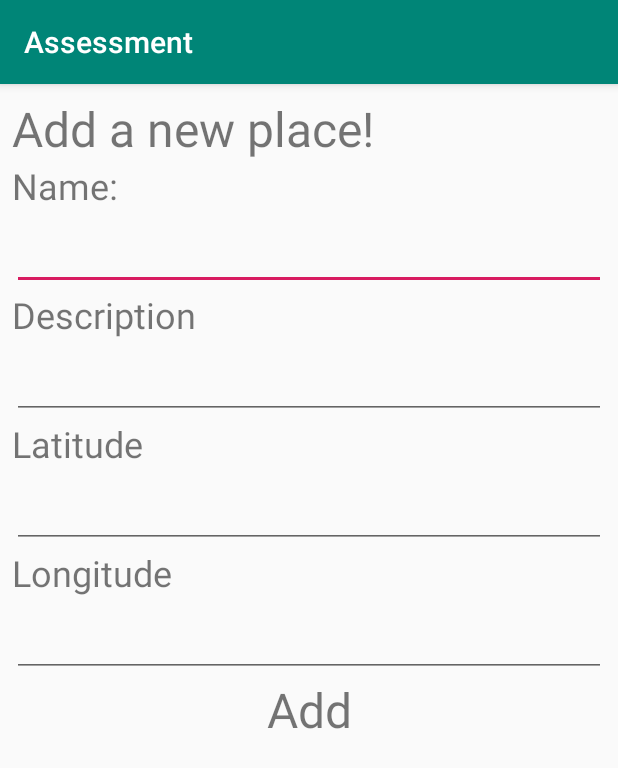
After one commit to cmt218/android-assessment, an Android app: the fragment AddFragment shown on its own in the app's theme, on a phone screen of 412 x 824 dp. The commit adds this screen. Shown: the top 768 px of the screen. Run offline under Robolectric (Android 15) with nearby library versions, the phone set to English and light mode, and no system bars; our stand-ins replace Room's generated code.

Commit message:
added onsite challenge requirements

```diff
--- /dev/null
+++ b/app/src/main/java/assessment/com/myapplication/add/AddContract.kt
@@ -0,0 +1,20 @@
+package assessment.com.myapplication.add
+
+import android.content.Context
+
+interface AddContract {
+    interface AddView {
+        fun provideContext(): Context
+    }
+
+    interface AddPresenter {
+        fun onAddClicked(name: String, description: String, latitude: Double, longitude: Double)
+        fun viewCreated()
+        fun provideContext(): Context
+    }
+
+    interface AddModel {
+        fun addLocation(name: String, description: String, latitude: Double, longitude: Double)
+        fun viewCreated()
+    }
+}
--- /dev/null
+++ b/app/src/main/java/assessment/com/myapplication/add/AddFragment.kt
@@ -0,0 +1,52 @@
+package assessment.com.myapplication.add
+
+import android.content.Context
+import android.os.Bundle
+import android.view.LayoutInflater
+import android.view.View
+import android.view.ViewGroup
+import android.widget.EditText
+import android.widget.TextView
+import androidx.fragment.app.Fragment
+import assessment.com.myapplication.R
+
+class AddFragment : Fragment(), AddContract.AddView {
+    private lateinit var ctx: Context
+    private lateinit var presenter: AddContract.AddPresenter
+    private lateinit var addAction: TextView
+    private lateinit var descriptionEditText: EditText
+    private lateinit var latitudeEditText: EditText
+    private lateinit var longitudeEditText: EditText
+    private lateinit var nameEditText: EditText
+
+    override fun onCreate(savedInstanceState: Bundle?) {
+        super.onCreate(savedInstanceState)
+        ctx = context ?: return
+        presenter = AddPresenter(this)
+        presenter.viewCreated()
+    }
+
+    override fun onCreateView(inflater: LayoutInflater, container: ViewGroup?, savedInstanceState: Bundle?): View? {
+        val view = inflater.inflate(R.layout.fragment_add, container, false)
+        addAction = view.findViewById(R.id.add_action)
+        addAction.setOnClickListener { onAddClicked() }
+        descriptionEditText = view.findViewById(R.id.description_input)
+        latitudeEditText = view.findViewById(R.id.latitude_input)
+        longitudeEditText = view.findViewById(R.id.longitude_input)
+        nameEditText = view.findViewById(R.id.name_input)
+
+        return view
+    }
+
+    private fun onAddClicked() {
+        val name = nameEditText.text.toString()
+        val description = descriptionEditText.text.toString()
+        val latitude = latitudeEditText.text.toString().toDouble()
+        val longitude = longitudeEditText.text.toString().toDouble()
+
+        presenter.onAddClicked(name, description, latitude, longitude)
+        fragmentManager?.popBackStack()
+    }
+
+    override fun provideContext() = ctx
+}
--- /dev/null
+++ b/app/src/main/java/assessment/com/myapplication/add/AddModel.kt
@@ -0,0 +1,37 @@
+package assessment.com.myapplication.add
+
+import androidx.room.Room
+import assessment.com.myapplication.data.room.LocationDatabase
+import assessment.com.myapplication.data.room.RoomLocation
+import java.util.*
+import java.util.concurrent.Executors
+
+class AddModel constructor(private val presenter: AddContract.AddPresenter) : AddContract.AddModel {
+    private lateinit var database: LocationDatabase
+    private val executor = Executors.newSingleThreadExecutor()
+
+    override fun viewCreated() {
+        presenter.provideContext().let { context ->
+            database =
+                Room.databaseBuilder(context, LocationDatabase::class.java, DATABASE_NAME)
+                    .build()
+        }
+    }
+
+    override fun addLocation(name: String, description: String, latitude: Double, longitude: Double) {
+        val toInsert = RoomLocation().apply {
+            this.id = Calendar.getInstance().time.time.toInt()
+            this.name = name
+            this.description = description
+            this.latitude = latitude
+            this.longitude = longitude
+        }
+        executor.execute {
+            database.locationDao().insertLocation(toInsert)
+        }
+    }
+
+    companion object {
+        const val DATABASE_NAME = "location-database"
+    }
+}
--- /dev/null
+++ b/app/src/main/java/assessment/com/myapplication/add/AddPresenter.kt
@@ -0,0 +1,17 @@
+package assessment.com.myapplication.add
+
+import android.content.Context
+
+class AddPresenter constructor(private val view: AddContract.AddView) : AddContract.AddPresenter {
+    private var model: AddContract.AddModel = AddModel(this)
+
+    override fun onAddClicked(name: String, description: String, latitude: Double, longitude: Double) {
+        model.addLocation(name, description, latitude, longitude)
+    }
+
+    override fun viewCreated() {
+        model.viewCreated()
+    }
+
+    override fun provideContext() = view.provideContext()
+}
--- a/app/src/main/java/assessment/com/myapplication/data/room/LocationDao.java
+++ b/app/src/main/java/assessment/com/myapplication/data/room/LocationDao.java
@@ -13,6 +13,10 @@ public interface LocationDao {
     @Insert(onConflict = OnConflictStrategy.REPLACE)
     void insertLocations(List<RoomLocation> locations);
 
+    // Inserts a single new location to the database
+    @Insert(onConflict = OnConflictStrategy.REPLACE)
+    void insertLocation(RoomLocation location);
+
     // Fetches all stored locations
     @Query("SELECT * FROM RoomLocation")
     List<RoomLocation> getAll();
--- a/app/src/main/java/assessment/com/myapplication/list/ListFragment.kt
+++ b/app/src/main/java/assessment/com/myapplication/list/ListFragment.kt
@@ -12,17 +12,19 @@ import androidx.fragment.app.Fragment
 import androidx.recyclerview.widget.LinearLayoutManager
 import androidx.recyclerview.widget.RecyclerView
 import assessment.com.myapplication.R
+import assessment.com.myapplication.add.AddFragment
 import assessment.com.myapplication.data.Location
 import assessment.com.myapplication.list.adapter.ListAdapter
 import assessment.com.myapplication.map.MapFragment
 
-class ListFragment : Fragment(), ListContract.ListView {
+class  ListFragment : Fragment(), ListContract.ListView {
     private var listAdapter: ListAdapter? = null
 
     private lateinit var ctx: Context
     private lateinit var presenter: ListContract.ListPresenter
     private lateinit var listRecycler: RecyclerView
     private lateinit var listManager: RecyclerView.LayoutManager
+    private lateinit var addButton: ImageButton
     private lateinit var refreshButton: ImageButton
     private lateinit var spinner: ProgressBar
     private lateinit var viewAll: TextView
@@ -37,6 +39,8 @@ class ListFragment : Fragment(), ListContract.ListView {
     override fun onCreateView(inflater: LayoutInflater, container: ViewGroup?, savedInstanceState: Bundle?): View? {
         val view = inflater.inflate(R.layout.fragment_list, container, false)
         listRecycler = view.findViewById(R.id.list_recycler)
+        addButton = view.findViewById(R.id.add_button)
+        addButton.setOnClickListener { onAddClicked() }
         refreshButton = view.findViewById(R.id.refresh_button)
         refreshButton.setOnClickListener { presenter.explicitRefresh() }
         spinner = view.findViewById(R.id.loading_spinner)
@@ -76,5 +80,13 @@ class ListFragment : Fragment(), ListContract.ListView {
             ?.commit()
     }
 
+    private fun onAddClicked() {
+        activity?.supportFragmentManager
+            ?.beginTransaction()
+            ?.replace(R.id.container, AddFragment())
+            ?.addToBackStack(null)
+            ?.commit()
+    }
+
     override fun provideContext() = ctx
 }
--- a/app/src/main/java/assessment/com/myapplication/list/ListPresenter.kt
+++ b/app/src/main/java/assessment/com/myapplication/list/ListPresenter.kt
@@ -19,6 +19,7 @@ class ListPresenter constructor(private val view: ListContract.ListView) : ListC
 
     override fun onLocationsLoaded(locations: List<Location>) {
         view.hideSpinner()
+        locations.sortedBy { it.name }
         view.renderListings(locations)
     }
 
--- /dev/null
+++ b/app/src/main/res/drawable/ic_add_black_32dp.xml
@@ -0,0 +1,4 @@
+<vector android:height="32dp" android:viewportHeight="24.0"
+    android:viewportWidth="24.0" android:width="32dp" xmlns:android="http://schemas.android.com/apk/res/android">
+    <path android:fillColor="#FF000000" android:pathData="M19,13h-6v6h-2v-6H5v-2h6V5h2v6h6v2z"/>
+</vector>
--- /dev/null
+++ b/app/src/main/res/layout/fragment_add.xml
@@ -0,0 +1,136 @@
+<?xml version="1.0" encoding="utf-8"?>
+<androidx.constraintlayout.widget.ConstraintLayout
+        xmlns:android="http://schemas.android.com/apk/res/android"
+        xmlns:app="http://schemas.android.com/apk/res-auto" android:layout_width="match_parent"
+        android:layout_height="match_parent">
+
+    <androidx.appcompat.widget.AppCompatTextView
+            android:id="@+id/title_text"
+            android:textSize="32sp"
+            android:layout_width="wrap_content"
+            android:layout_height="wrap_content"
+            android:text="@string/add_new"
+            app:layout_constraintStart_toStartOf="parent"
+            android:layout_marginLeft="8dp"
+            android:layout_marginStart="8dp"
+            android:layout_marginTop="8dp"
+            app:layout_constraintTop_toTopOf="parent"/>
+
+    <androidx.appcompat.widget.AppCompatTextView
+            android:id="@+id/name_text"
+            android:textSize="24sp"
+            android:layout_width="wrap_content"
+            android:layout_height="wrap_content"
+            android:text="@string/name"
+            app:layout_constraintStart_toStartOf="parent"
+            android:layout_marginLeft="8dp"
+            android:layout_marginStart="8dp"
+            app:layout_constraintTop_toBottomOf="@id/title_text"/>
+
+    <androidx.appcompat.widget.AppCompatEditText
+            android:id="@+id/name_input"
+            android:layout_width="match_parent"
+            android:layout_height="wrap_content"
+            app:layout_constraintEnd_toEndOf="parent"
+            android:layout_marginEnd="8dp"
+            android:layout_marginRight="8dp"
+            app:layout_constraintStart_toStartOf="parent"
+            android:layout_marginLeft="8dp"
+            android:layout_marginStart="8dp"
+            android:layout_marginTop="8dp"
+            app:layout_constraintTop_toBottomOf="@id/name_text"/>
+
+    <androidx.appcompat.widget.AppCompatTextView
+            android:id="@+id/description_text"
+            android:textSize="24sp"
+            android:layout_width="wrap_content"
+            android:layout_height="wrap_content"
+            android:text="@string/description"
+            app:layout_constraintStart_toStartOf="parent"
+            android:layout_marginLeft="8dp"
+            android:layout_marginStart="8dp"
+            app:layout_constraintTop_toBottomOf="@id/name_input"/>
+
+    <androidx.appcompat.widget.AppCompatEditText
+            android:id="@+id/description_input"
+            android:layout_width="match_parent"
+            android:layout_height="wrap_content"
+            app:layout_constraintEnd_toEndOf="parent"
+            android:layout_marginEnd="8dp"
+            android:layout_marginRight="8dp"
+            app:layout_constraintStart_toStartOf="parent"
+            android:layout_marginLeft="8dp"
+            android:layout_marginStart="8dp"
+            android:layout_marginTop="8dp"
+            app:layout_constraintTop_toBottomOf="@id/description_text"/>
+
+    <androidx.appcompat.widget.AppCompatTextView
+        android:id="@+id/latitude_text"
+        android:textSize="24sp"
+        android:layout_width="wrap_content"
+        android:layout_height="wrap_content"
+        android:text="@string/latitude"
+        app:layout_constraintStart_toStartOf="parent"
+        android:layout_marginLeft="8dp"
+        android:layout_marginStart="8dp"
+        app:layout_constraintTop_toBottomOf="@id/description_input"/>
+
+    <androidx.appcompat.widget.AppCompatEditText
+            android:id="@+id/latitude_input"
+            android:layout_width="match_parent"
+            android:layout_height="wrap_content"
+            android:inputType="numberDecimal|numberSigned"
+            app:layout_constraintEnd_toEndOf="parent"
+            android:layout_marginEnd="8dp"
+            android:layout_marginRight="8dp"
+            app:layout_constraintStart_toStartOf="parent"
+            android:layout_marginLeft="8dp"
+            android:layout_marginStart="8dp"
+            android:layout_marginTop="8dp"
+            app:layout_constraintTop_toBottomOf="@id/latitude_text"/>
+
+    <androidx.appcompat.widget.AppCompatTextView
+            android:id="@+id/longitude_text"
+            android:textSize="24sp"
+            android:layout_width="wrap_content"
+            android:layout_height="wrap_content"
+            android:text="@string/longitude"
+            app:layout_constraintStart_toStartOf="parent"
+            android:layout_marginLeft="8dp"
+            android:layout_marginStart="8dp"
+            app:layout_constraintTop_toBottomOf="@id/latitude_input"/>
+
+    <androidx.appcompat.widget.AppCompatEditText
+            android:id="@+id/longitude_input"
+            android:layout_width="match_parent"
+            android:layout_height="wrap_content"
+            android:inputType="numberDecimal|numberSigned"
+            app:layout_constraintEnd_toEndOf="parent"
+            android:layout_marginEnd="8dp"
+            android:layout_marginRight="8dp"
+            app:layout_constraintStart_toStartOf="parent"
+            android:layout_marginLeft="8dp"
+            android:layout_marginStart="8dp"
+            android:layout_marginTop="8dp"
+            app:layout_constraintTop_toBottomOf="@id/longitude_text"/>
+
+    <androidx.appcompat.widget.AppCompatTextView
+            android:id="@+id/add_action"
+            android:background="?attr/selectableItemBackground"
+            android:clickable="true"
+            android:focusable="true"
+            android:textSize="32sp"
+            android:layout_width="match_parent"
+            android:layout_height="wrap_content"
+            android:text="@string/add"
+            app:layout_constraintTop_toBottomOf="@id/longitude_input"
+            app:layout_constraintEnd_toEndOf="parent"
+            app:layout_constraintStart_toStartOf="parent"
+            android:layout_marginBottom="8dp"
+            android:layout_marginEnd="8dp"
+            android:layout_marginRight="8dp"
+            android:layout_marginLeft="8dp"
+            android:layout_marginStart="8dp"
+            android:gravity="center"/>
+
+</androidx.constraintlayout.widget.ConstraintLayout>
--- a/app/src/main/res/layout/fragment_list.xml
+++ b/app/src/main/res/layout/fragment_list.xml
@@ -65,6 +65,18 @@
             app:layout_constraintBottom_toBottomOf="@+id/list_recycler"/>
 
     <androidx.appcompat.widget.AppCompatImageButton
+            android:id="@+id/add_button"
+            android:src="@drawable/ic_add_black_32dp"
+            android:background="@null"
+            android:layout_width="wrap_content"
+            android:layout_height="wrap_content"
+            android:layout_marginTop="8dp"
+            android:layout_marginEnd="8dp"
+            android:layout_marginRight="8dp"
+            app:layout_constraintRight_toLeftOf="@id/refresh_button"
+            app:layout_constraintTop_toTopOf="parent"/>
+
+    <androidx.appcompat.widget.AppCompatImageButton
             android:id="@+id/refresh_button"
             android:src="@drawable/ic_refresh_black_32dp"
             android:background="@null"
--- a/app/src/main/res/values/strings.xml
+++ b/app/src/main/res/values/strings.xml
@@ -1,5 +1,11 @@
 <resources>
+    <string name="add">Add</string>
+    <string name="add_new">Add a new place!</string>
     <string name="app_name">Assessment</string>
+    <string name="description">Description</string>
+    <string name="latitude">Latitude</string>
     <string name="list">List</string>
+    <string name="longitude">Longitude</string>
+    <string name="name">Name:</string>
     <string name="view_all">View All</string>
 </resources>
```
